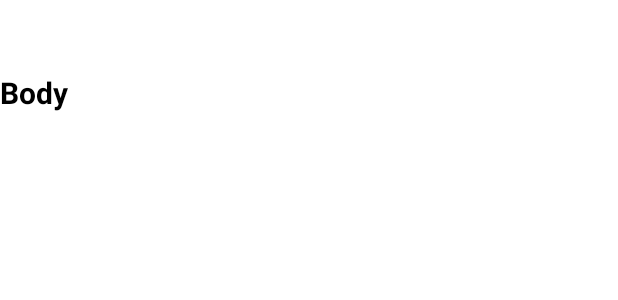
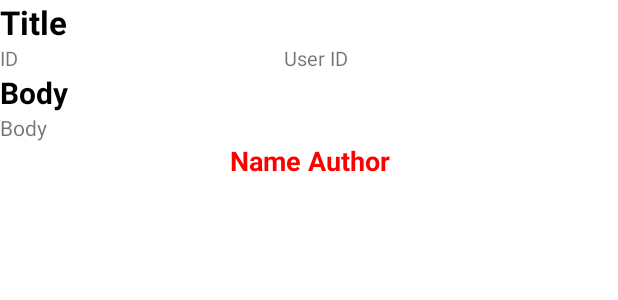
Before and after one commit to toannguyen307/ViewModelPost, an Android app: the layout fragment_detail_post.xml on its own in the app's theme, with its tools: preview values and no code run, on a phone screen of 412 x 824 dp. Shown: the top 300 px of the screen. Run offline under Robolectric (Android 15) with nearby library versions, the phone set to English and light mode, and no system bars; network calls fail.

Commit message:
code change

```diff
--- a/app/src/main/java/com/example/viewmodelpost/repository/PostRepository.kt
+++ b/app/src/main/java/com/example/viewmodelpost/repository/PostRepository.kt
@@ -27,8 +27,8 @@ class PostRepository {
     private fun getPostObservable(): Single<List<Post>> = APIManager.requestAPI.listPost()
 
     private fun filterNameAuthorPost(postsList: List<Post>, usersList: List<Users>): List<Post> {
-        postsList.forEach { post ->
-            post.nameAuthor = usersList.firstOrNull { it.id == post.userId }?.name.toString()
+        postsList.map { post->
+            post.nameAuthor= usersList.firstOrNull { it.id == post.userId }?.name.toString()
         }
         return postsList
     }
--- a/app/src/main/java/com/example/viewmodelpost/view/MainActivity.kt
+++ b/app/src/main/java/com/example/viewmodelpost/view/MainActivity.kt
@@ -2,6 +2,7 @@ package com.example.viewmodelpost.view
 
 import androidx.appcompat.app.AppCompatActivity
 import android.os.Bundle
+import android.widget.ImageView
 import androidx.navigation.findNavController
 import androidx.navigation.fragment.NavHostFragment
 import androidx.navigation.ui.NavigationUI
@@ -17,7 +18,6 @@ class MainActivity : AppCompatActivity() {
 //        navController.navigateUp()
         setSupportActionBar(toolbar)
         NavigationUI.setupActionBarWithNavController(this,findNavController(R.id.main_nav))
-
     }
   override fun onSupportNavigateUp() = findNavController(R.id.main_nav).navigateUp()
 }
--- a/app/src/main/res/layout/activity_main.xml
+++ b/app/src/main/res/layout/activity_main.xml
@@ -27,8 +27,8 @@
     <fragment
         android:id="@+id/main_nav"
         android:name="androidx.navigation.fragment.NavHostFragment"
-        android:layout_width="0dp"
-        android:layout_height="0dp"
+        android:layout_width="@dimen/width_0dp"
+        android:layout_height="@dimen/height_0dp"
         app:layout_constraintLeft_toLeftOf="parent"
         app:layout_constraintRight_toRightOf="parent"
         app:layout_constraintTop_toBottomOf="@+id/app_bar"
--- a/app/src/main/res/layout/fragment_detail_post.xml
+++ b/app/src/main/res/layout/fragment_detail_post.xml
@@ -1,35 +1,22 @@
 <?xml version="1.0" encoding="utf-8"?>
-<layout xmlns:android="http://schemas.android.com/apk/res/android"
+<androidx.constraintlayout.widget.ConstraintLayout xmlns:android="http://schemas.android.com/apk/res/android"
     xmlns:app="http://schemas.android.com/apk/res-auto"
-    xmlns:tools="http://schemas.android.com/tools">
-
-    <data>
-
-        <import type="android.view.View" />
-
-        <variable
-            name="viewModel"
-            type="com.example.viewmodelpost.viewmodel.PostViewModel" />
-
-    </data>
-
-    <androidx.constraintlayout.widget.ConstraintLayout
+    xmlns:tools="http://schemas.android.com/tools"
     android:layout_width="match_parent"
     android:layout_height="match_parent"
     android:background="@android:color/white"
-        tools:context=".view.DetailPostFragment"
-        tools:layout_editor_absoluteY="81dp">
+    tools:context=".view.DetailPostFragment">
 
     <TextView
         android:id="@+id/tvTitle"
         android:layout_width="match_parent"
         android:layout_height="wrap_content"
         android:layout_weight="1"
-            android:textColor="#000000"
-            android:textSize="22sp"
+        android:textColor="@color/black"
+        android:textSize="@dimen/text_size_22sp"
         android:textStyle="bold"
         tools:ignore="MissingConstraints"
-            tools:text="@{viewModel.itemPost.title}" />
+        tools:text="Title" />
 
     <LinearLayout
         android:id="@+id/linear"
@@ -41,51 +28,49 @@
 
         <TextView
             android:id="@+id/tvId"
-                android:layout_width="10dp"
+            android:layout_width="@dimen/width_10dp"
             android:layout_height="wrap_content"
             android:layout_weight="1"
-                android:textSize="13sp"
-                tools:text="@{String.valueOf(viewModel.itemPost.id)}" />
+            android:textSize="@dimen/text_size_13sp"
+            tools:text="ID" />
 
         <TextView
             android:id="@+id/tvUserId"
             android:layout_width="wrap_content"
             android:layout_height="wrap_content"
             android:layout_weight="1"
-                android:textSize="13sp"
-                tools:text="@{String.valueOf(viewModel.itemPost.userId)}" />
+            android:textSize="@dimen/text_size_13sp"
+            tools:text="User ID" />
     </LinearLayout>
 
     <TextView
         android:id="@+id/titleBody"
         android:layout_width="match_parent"
         android:layout_height="wrap_content"
-            android:textColor="#000000"
-            android:textSize="20sp"
+        android:text="@string/label_body"
+        android:textColor="@color/black"
+        android:textSize="@dimen/text_size_20sp"
         android:textStyle="bold"
-            app:layout_constraintTop_toBottomOf="@+id/linear"
-            android:text="Body" />
+        app:layout_constraintTop_toBottomOf="@+id/linear" />
 
     <TextView
         android:id="@+id/tvBody"
         android:layout_width="match_parent"
         android:layout_height="wrap_content"
         android:layout_gravity="left"
-            android:textSize="14sp"
+        android:textSize="@dimen/text_size_14sp"
         app:layout_constraintTop_toBottomOf="@+id/titleBody"
-            tools:text="@{viewModel.itemPost.body}" />
+        tools:text="Body" />
 
     <TextView
         android:id="@+id/tvNameAuthor"
         android:layout_width="match_parent"
         android:layout_height="wrap_content"
         android:gravity="center"
-            tools:text="@{viewModel.itemPost.nameAuthor}"
-            android:textColor="#F80202"
-            android:textSize="18sp"
+        android:textColor="@color/red"
+        android:textSize="@dimen/text_size_18sp"
         android:textStyle="bold"
-            app:layout_constraintTop_toBottomOf="@+id/tvBody" />
-
+        app:layout_constraintTop_toBottomOf="@+id/tvBody"
+        tools:text="Name Author" />
 
 </androidx.constraintlayout.widget.ConstraintLayout>
-</layout>
--- a/app/src/main/res/navigation/nav_graph.xml
+++ b/app/src/main/res/navigation/nav_graph.xml
@@ -18,5 +18,9 @@
         android:id="@+id/detailPostFragment"
         android:name="com.example.viewmodelpost.view.DetailPostFragment"
         android:label="Detail Post"
-        tools:layout="@layout/fragment_detail_post"/>
+        tools:layout="@layout/fragment_detail_post">
+        <argument
+            android:name="detailPost"
+            app:argType="com.example.viewmodelpost.model.Post" />
+    </fragment>
 </navigation>
--- /dev/null
+++ b/app/src/main/res/values-hdpi/dimens.xml
@@ -0,0 +1,16 @@
+<?xml version="1.0" encoding="utf-8"?>
+<resources>
+    <dimen name="text_size_18sp">18sp</dimen>
+    <dimen name="text_size_16sp">16sp</dimen>
+    <dimen name="text_size_13sp">13sp</dimen>
+    <dimen name="text_size_20sp">20sp</dimen>
+    <dimen name="text_size_14sp">14sp</dimen>
+    <dimen name="text_size_22sp">22sp</dimen>
+
+    <dimen name="width_0dp">0dp</dimen>
+    <dimen name="height_0dp">0dp</dimen>
+    <dimen name="width_10dp">10dp</dimen>
+    <dimen name="activity_horizontal_margin">16dp</dimen>
+    <dimen name="activity_vertical_margin">16dp</dimen>
+
+</resources>
--- /dev/null
+++ b/app/src/main/res/values-ldpi/dimens.xml
@@ -0,0 +1,16 @@
+<?xml version="1.0" encoding="utf-8"?>
+<resources>
+    <dimen name="text_size_18sp">18sp</dimen>
+    <dimen name="text_size_16sp">16sp</dimen>
+    <dimen name="text_size_13sp">13sp</dimen>
+    <dimen name="text_size_20sp">20sp</dimen>
+    <dimen name="text_size_14sp">14sp</dimen>
+    <dimen name="text_size_22sp">22sp</dimen>
+
+    <dimen name="width_0dp">0dp</dimen>
+    <dimen name="height_0dp">0dp</dimen>
+    <dimen name="width_10dp">10dp</dimen>
+    <dimen name="activity_horizontal_margin">16dp</dimen>
+    <dimen name="activity_vertical_margin">16dp</dimen>
+
+</resources>
--- /dev/null
+++ b/app/src/main/res/values-mdpi/dimens.xml
@@ -0,0 +1,16 @@
+<?xml version="1.0" encoding="utf-8"?>
+<resources>
+    <dimen name="text_size_18sp">18sp</dimen>
+    <dimen name="text_size_16sp">16sp</dimen>
+    <dimen name="text_size_13sp">13sp</dimen>
+    <dimen name="text_size_20sp">20sp</dimen>
+    <dimen name="text_size_14sp">14sp</dimen>
+    <dimen name="text_size_22sp">22sp</dimen>
+
+    <dimen name="width_0dp">0dp</dimen>
+    <dimen name="height_0dp">0dp</dimen>
+    <dimen name="width_10dp">10dp</dimen>
+    <dimen name="activity_horizontal_margin">16dp</dimen>
+    <dimen name="activity_vertical_margin">16dp</dimen>
+
+</resources>
--- /dev/null
+++ b/app/src/main/res/values-night/dimens.xml
@@ -0,0 +1,16 @@
+<?xml version="1.0" encoding="utf-8"?>
+<resources>
+    <dimen name="text_size_18sp">18sp</dimen>
+    <dimen name="text_size_16sp">16sp</dimen>
+    <dimen name="text_size_13sp">13sp</dimen>
+    <dimen name="text_size_20sp">20sp</dimen>
+    <dimen name="text_size_14sp">14sp</dimen>
+    <dimen name="text_size_22sp">22sp</dimen>
+
+    <dimen name="width_0dp">0dp</dimen>
+    <dimen name="height_0dp">0dp</dimen>
+    <dimen name="width_10dp">10dp</dimen>
+    <dimen name="activity_horizontal_margin">16dp</dimen>
+    <dimen name="activity_vertical_margin">16dp</dimen>
+
+</resources>
--- a/app/src/main/res/values/colors.xml
+++ b/app/src/main/res/values/colors.xml
@@ -7,6 +7,7 @@
     <color name="teal_700">#FF018786</color>
     <color name="black">#FF000000</color>
     <color name="white">#FFFFFFFF</color>
+    <color name="red">#FFFF0000</color>
 
 
     <color name="colorPrimary">#008000</color>
--- /dev/null
+++ b/app/src/main/res/values/dimens.xml
@@ -0,0 +1,15 @@
+<?xml version="1.0" encoding="utf-8"?>
+<resources>
+    <dimen name="text_size_18sp">18sp</dimen>
+    <dimen name="text_size_16sp">16sp</dimen>
+    <dimen name="text_size_13sp">13sp</dimen>
+    <dimen name="text_size_20sp">20sp</dimen>
+    <dimen name="text_size_14sp">14sp</dimen>
+    <dimen name="text_size_22sp">22sp</dimen>
+
+    <dimen name="width_0dp">0dp</dimen>
+    <dimen name="height_0dp">0dp</dimen>
+    <dimen name="width_10dp">10dp</dimen>
+    <dimen name="activity_horizontal_margin">16dp</dimen>
+    <dimen name="activity_vertical_margin">16dp</dimen>
+</resources>
--- a/app/src/main/res/values/strings.xml
+++ b/app/src/main/res/values/strings.xml
@@ -1,3 +1,5 @@
 <resources>
     <string name="app_name">ViewModelPost</string>
+    <string name="post_error">Error to display</string>
+    <string name="label_body">Body</string>
 </resources>
```
Also changed, not shown: app/build.gradle (+8 -3 lines), app/src/main/java/com/example/viewmodelpost/adapter/PostAdapter.kt (+5 -5 lines), app/src/main/java/com/example/viewmodelpost/view/DetailPostFragment.kt (+13 -11 lines), app/src/main/java/com/example/viewmodelpost/view/PostFragment.kt (+8 -7 lines), app/src/main/java/com/example/viewmodelpost/viewmodel/PostViewModel.kt (+10 -2 lines), app/src/main/res/layout/fragment_post.xml (+4 -7 lines), app/src/main/res/layout/post_item_view.xml (+35 -19 lines), 1 other file. Lines whose indentation alone changed are shown as unchanged.
